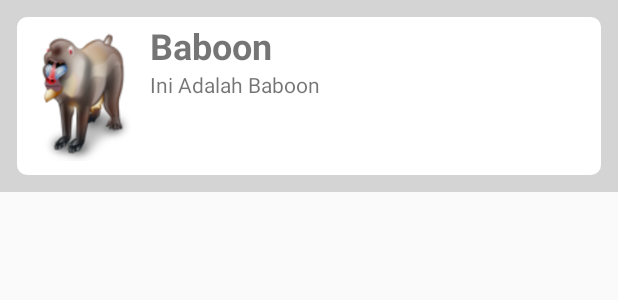
After one commit to hikmawan/animalname, an Android app: the layout animal_ticket.xml on its own in the app's theme, with its tools: preview values and no code run, on a phone screen of 412 x 824 dp. The commit adds this screen. Shown: the top 300 px of the screen. Run offline under Robolectric (Android 15) with nearby library versions, the phone set to English and light mode, and no system bars.

Commit message:
listview layout design

```diff
--- /dev/null
+++ b/app/src/main/java/dev/ghani/learnanimalname/Animal.kt
@@ -0,0 +1,13 @@
+package dev.ghani.learnanimalname
+
+class Animal {
+    var name:String?=null
+    var des:String?=null
+    var image:Int?=null
+
+    constructor(name:String, des:String, image:Int){
+        this.name=name
+        this.des=des
+        this.image=image
+    }
+}
--- /dev/null
+++ b/app/src/main/res/drawable/background.xml
@@ -0,0 +1,14 @@
+<?xml version="1.0" encoding="utf-8"?>
+<selector xmlns:android="http://schemas.android.com/apk/res/android">
+    <item>
+        <shape>
+            <solid android:color="@color/white"></solid>
+            <corners android:radius="3pt" />
+            <padding android:top="3dp"
+                android:right="3dp"
+                android:left="3dp"
+                android:bottom="3dp"
+                />
+        </shape>
+    </item>
+</selector>
--- a/app/src/main/res/layout/activity_main.xml
+++ b/app/src/main/res/layout/activity_main.xml
@@ -1,18 +1,15 @@
 <?xml version="1.0" encoding="utf-8"?>
-<androidx.constraintlayout.widget.ConstraintLayout xmlns:android="http://schemas.android.com/apk/res/android"
+<LinearLayout xmlns:android="http://schemas.android.com/apk/res/android"
     xmlns:app="http://schemas.android.com/apk/res-auto"
     xmlns:tools="http://schemas.android.com/tools"
     android:layout_width="match_parent"
     android:layout_height="match_parent"
+    android:orientation="horizontal"
+    android:background="@color/grey"
     tools:context=".MainActivity">
 
-    <TextView
-        android:layout_width="wrap_content"
-        android:layout_height="wrap_content"
-        android:text="Hello World!"
-        app:layout_constraintBottom_toBottomOf="parent"
-        app:layout_constraintLeft_toLeftOf="parent"
-        app:layout_constraintRight_toRightOf="parent"
-        app:layout_constraintTop_toTopOf="parent" />
-
-</androidx.constraintlayout.widget.ConstraintLayout>
+    <ListView
+        android:background="@color/grey"
+        android:layout_width="match_parent"
+        android:layout_height="match_parent" />
+</LinearLayout>
--- /dev/null
+++ b/app/src/main/res/layout/animal_ticket.xml
@@ -0,0 +1,52 @@
+<?xml version="1.0" encoding="utf-8"?>
+<LinearLayout xmlns:android="http://schemas.android.com/apk/res/android"
+    xmlns:app="http://schemas.android.com/apk/res-auto"
+    android:layout_width="match_parent"
+    android:layout_height="wrap_content"
+    android:orientation="horizontal"
+    android:background="@color/grey"
+    android:padding="5pt"
+    android:paddingLeft="5pt"
+    android:paddingTop="5pt"
+    android:paddingRight="5pt"
+    android:paddingBottom="5pt">
+
+    <LinearLayout
+        android:background="@drawable/background"
+        android:layout_width="match_parent"
+        android:layout_height="match_parent"
+        android:layout_weight="1"
+        android:orientation="horizontal">
+
+        <ImageView
+            android:id="@+id/ivAnimalImage"
+            android:layout_width="171dp"
+            android:layout_height="wrap_content"
+            android:layout_weight="1"
+            app:srcCompat="@drawable/baboon" />
+
+        <LinearLayout
+            android:layout_width="match_parent"
+            android:layout_height="wrap_content"
+            android:layout_weight="1"
+            android:orientation="vertical">
+
+            <TextView
+                android:id="@+id/tvName"
+                android:layout_width="wrap_content"
+                android:layout_height="wrap_content"
+                android:layout_weight="1"
+                android:text="Baboon"
+                android:textSize="24sp"
+                android:textStyle="bold" />
+
+            <TextView
+                android:id="@+id/tvDes"
+                android:layout_width="match_parent"
+                android:layout_height="wrap_content"
+                android:layout_weight="1"
+                android:text="Ini Adalah Baboon" />
+        </LinearLayout>
+    </LinearLayout>
+
+</LinearLayout>
--- a/app/src/main/res/values/colors.xml
+++ b/app/src/main/res/values/colors.xml
@@ -3,4 +3,6 @@
     <color name="colorPrimary">#6200EE</color>
     <color name="colorPrimaryDark">#3700B3</color>
     <color name="colorAccent">#03DAC5</color>
+    <color name="white">#FFFFFF</color>
+    <color name="grey">#D5D4D4</color>
 </resources>
```
Also changed, not shown: app/src/main/res/drawable/baboon.png (added), app/src/main/res/drawable/bulldog.png (added), app/src/main/res/drawable/panda.png (added), app/src/main/res/drawable/swallow_bird.png (added), app/src/main/res/drawable/white_tiger.png (added), app/src/main/res/drawable/zebra.png (added).
